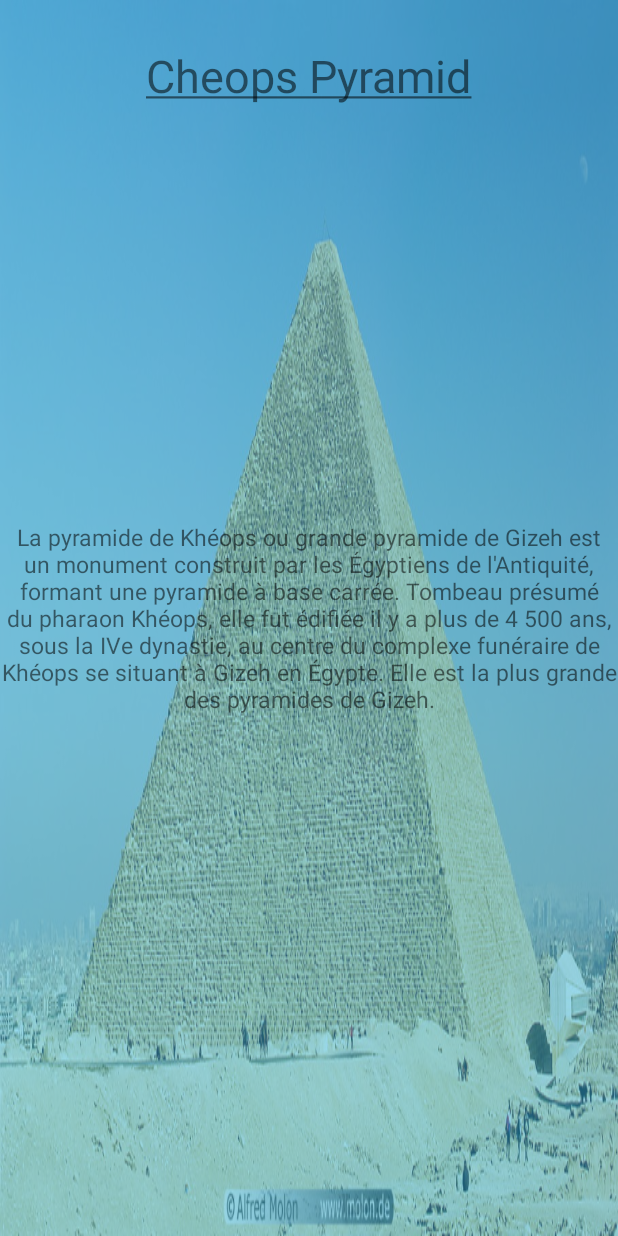
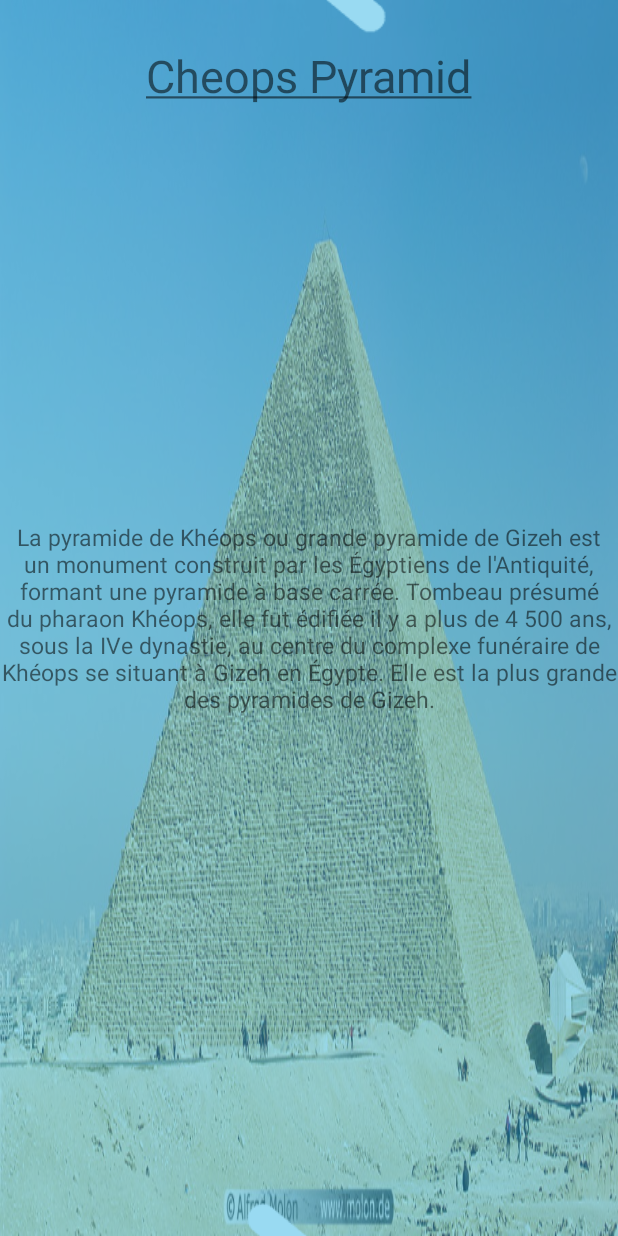
Before and after one commit to eslamhossam23/app, an Android app: the screen it shows after launch (ScreenSlidePagerActivity), on a phone screen of 412 x 824 dp. Run offline under Robolectric (Android 15) with nearby library versions, the phone set to English and light mode, and no system bars.

Commit message:
Fixed several issues.

```diff
--- a/src/main/java/com/timprojet/affichagedinformationssuruneimage/ScreenSlidePagerActivity.java
+++ b/src/main/java/com/timprojet/affichagedinformationssuruneimage/ScreenSlidePagerActivity.java
@@ -9,10 +9,13 @@ import android.support.v4.app.FragmentStatePagerAdapter;
 import android.support.v4.view.PagerAdapter;
 import android.support.v4.view.ViewPager;
 import android.util.Log;
+import android.view.View;
 import android.widget.RelativeLayout;
 import android.widget.TextView;
 
 public class ScreenSlidePagerActivity extends FragmentActivity {
+    public static FragmentActivity fragmentActivity;
+
     /**
      * The number of pages (wizard steps) to show in this demo.
      */
@@ -31,6 +34,7 @@ public class ScreenSlidePagerActivity extends FragmentActivity {
 
     @Override
     protected void onCreate(Bundle savedInstanceState) {
+        fragmentActivity = this;
         super.onCreate(savedInstanceState);
         setContentView(R.layout.activity_screen_slide);
 
@@ -57,7 +61,7 @@ public class ScreenSlidePagerActivity extends FragmentActivity {
      * A simple pager adapter that represents 5 ScreenSlidePageFragment objects, in
      * sequence.
      */
-    private class ScreenSlidePagerAdapter extends FragmentStatePagerAdapter {
+    private static class ScreenSlidePagerAdapter extends FragmentStatePagerAdapter {
         public ScreenSlidePagerAdapter(FragmentManager fm) {
             super(fm);
         }
@@ -69,9 +73,9 @@ public class ScreenSlidePagerActivity extends FragmentActivity {
             screenSlidePageFragment.setArguments(args);
             switch (position){
                 case 0:  args.putString("title", "Cheops Pyramid");
-                         args.putString("content", "La pyramide de Khéops ou grande pyramide de Gizeh est un monument construit par les Égyptiens de l'Antiquité, formant une pyramide à base carrée. Tombeau présumé du pharaon Khéops, elle fut édifiée il y a plus de 4 500 ans, sous la IVe dynastie, au centre du complexe funéraire de Khéops se situant à Gizeh en Égypte. Elle est la plus grande des pyramides de Gizeh.");
-                         args.putInt("position", position);
-                        return screenSlidePageFragment;
+                    args.putString("content", "La pyramide de Khéops ou grande pyramide de Gizeh est un monument construit par les Égyptiens de l'Antiquité, formant une pyramide à base carrée. Tombeau présumé du pharaon Khéops, elle fut édifiée il y a plus de 4 500 ans, sous la IVe dynastie, au centre du complexe funéraire de Khéops se situant à Gizeh en Égypte. Elle est la plus grande des pyramides de Gizeh.");
+                    args.putInt("position", position);
+                    return screenSlidePageFragment;
                 case 1: args.putString("title", "Informations utiles");
                     args.putString("content", "Commanditaire\tKhéops\n" +
                             "IVe dynastie\n" +
--- a/src/main/res/layout-land/activity_main.xml
+++ b/src/main/res/layout-land/activity_main.xml
@@ -9,6 +9,9 @@
 
     <com.timprojet.affichagedinformationssuruneimage.ImageView
         android:layout_width="match_parent"
-        android:layout_height="match_parent" />
+        android:layout_height="match_parent"
+        android:layout_alignParentTop="true"
+        android:layout_alignParentStart="true"
+        android:id="@+id/imageView" />
 
 </RelativeLayout>
--- a/src/main/res/layout/activity_screen_slide.xml
+++ b/src/main/res/layout/activity_screen_slide.xml
@@ -1,12 +1,27 @@
 <?xml version="1.0" encoding="utf-8"?>
-<LinearLayout xmlns:android="http://schemas.android.com/apk/res/android"
+<RelativeLayout xmlns:android="http://schemas.android.com/apk/res/android"
     android:background="@drawable/cheopspyramid"
     android:orientation="vertical" android:layout_width="match_parent"
     android:layout_height="match_parent">
+    <com.timprojet.affichagedinformationssuruneimage.Arrow
+        android:layout_width="200dp"
+        android:layout_height="120dp"
+        android:id="@+id/arrow"
+        android:layout_alignParentBottom="true"
+        android:layout_centerHorizontal="true" />
+
+    <com.timprojet.affichagedinformationssuruneimage.Arrow
+        android:layout_width="200dp"
+        android:layout_height="120dp"
+        android:id="@+id/arrow_inverted"
+        android:rotation="180"
+        android:layout_marginStart="10dp"
+        android:layout_alignParentTop="true"
+        android:layout_alignStart="@+id/arrow" />
 
     <com.timprojet.affichagedinformationssuruneimage.VerticalViewPager
         android:id="@+id/pager"
         android:layout_width="match_parent"
         android:layout_height="match_parent"></com.timprojet.affichagedinformationssuruneimage.VerticalViewPager>
 
-</LinearLayout>
+</RelativeLayout>
```
Also changed, not shown: src/main/res/layout/activity_main.xml (+0 -12 lines), src/main/res/layout/fragment_screen_slide_page.xml (+0 -13 lines).
